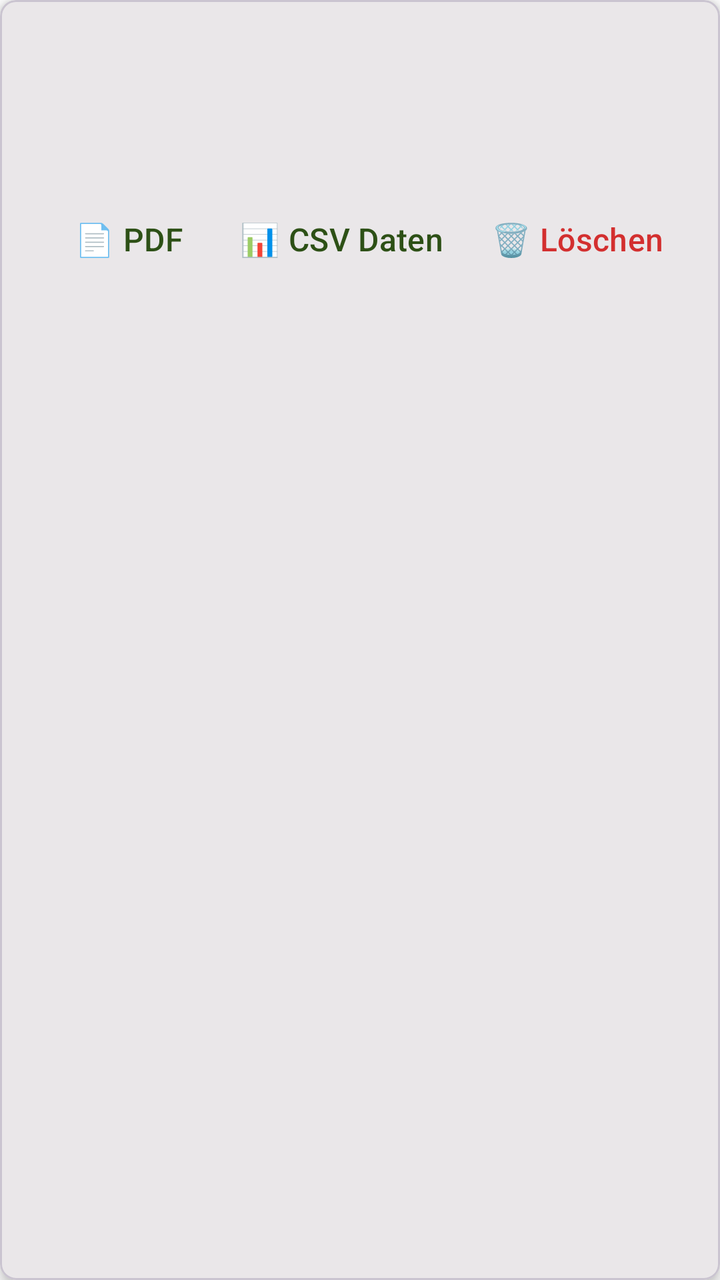
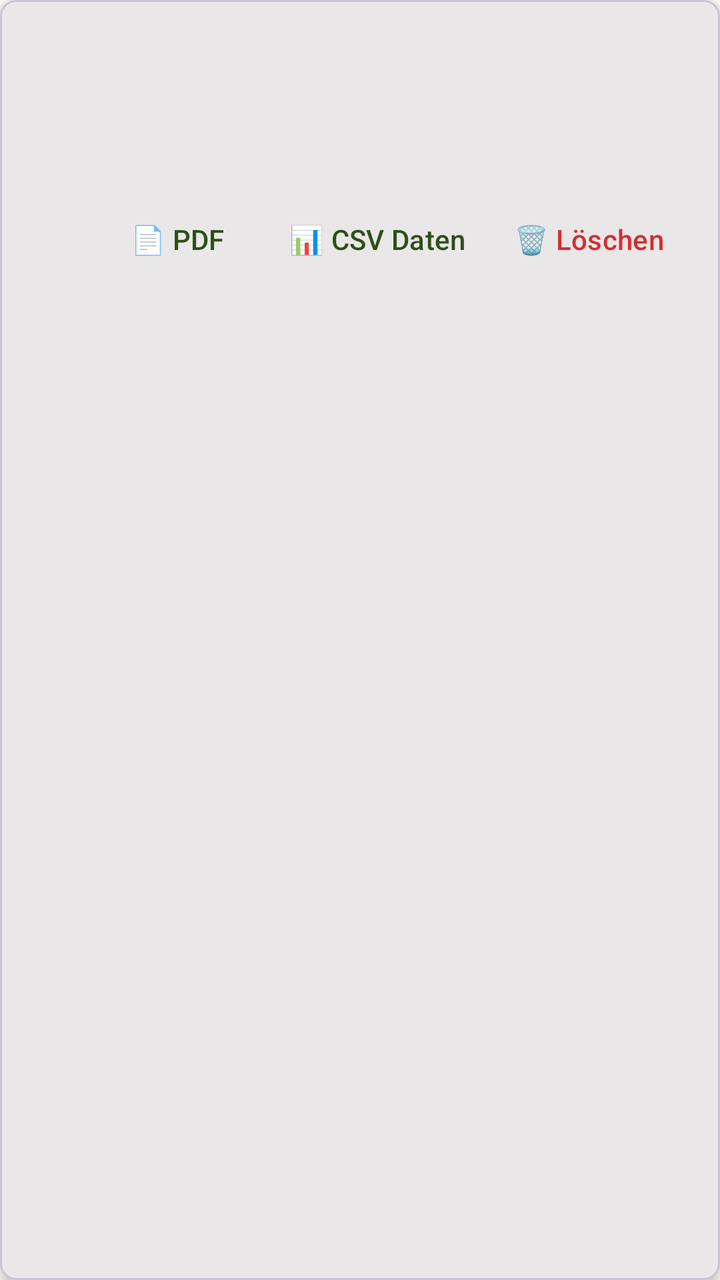

Screens rendered from an Android XML layout before and after an edit, with the pre-edit source and the edit as a unified diff.
<!-- AndroidManifest.xml: application theme Theme.HundeWildnis -->
<!-- res/layout/item_dog_card.xml -->
<?xml version="1.0" encoding="utf-8"?>
<com.google.android.material.card.MaterialCardView
    xmlns:android="http://schemas.android.com/apk/res/android"
    xmlns:app="http://schemas.android.com/apk/res-auto"
    android:id="@+id/root"
    android:layout_width="match_parent"
    android:layout_height="wrap_content"
    android:layout_margin="8dp"
    app:cardElevation="4dp"
    app:cardCornerRadius="8dp">

    <LinearLayout
        android:layout_width="match_parent"
        android:layout_height="wrap_content"
        android:orientation="vertical"
        android:padding="16dp">

        
        <LinearLayout
            android:id="@+id/layoutDogInfo"
            android:layout_width="match_parent"
            android:layout_height="wrap_content"
            android:orientation="horizontal"
            android:background="?attr/selectableItemBackground"
            android:clickable="true"
            android:focusable="true"
            android:gravity="center_vertical">

            <ImageView
                android:id="@+id/ivDogPhoto"
                android:layout_width="64dp"
                android:layout_height="64dp"
                android:scaleType="centerCrop"
                android:contentDescription="Hundefoto" />

            <LinearLayout
                android:layout_width="0dp"
                android:layout_height="wrap_content"
                android:layout_weight="1"
                android:layout_marginStart="12dp"
                android:orientation="vertical">

                <TextView
                    android:id="@+id/tvDogName"
                    android:layout_width="wrap_content"
                    android:layout_height="wrap_content"
                    android:textSize="18sp"
                    android:textStyle="bold" />

                <TextView
                    android:id="@+id/tvDogBreed"
                    android:layout_width="wrap_content"
                    android:layout_height="wrap_content"
                    android:textSize="14sp" />

                <TextView
                    android:id="@+id/tvDogInfo"
                    android:layout_width="wrap_content"
                    android:layout_height="wrap_content"
                    android:layout_marginTop="8dp"
                    android:textSize="12sp" />

            </LinearLayout>

        </LinearLayout>

        
        <LinearLayout
            android:layout_width="match_parent"
            android:layout_height="wrap_content"
            android:layout_marginTop="12dp"
            android:orientation="horizontal"
            android:gravity="end">

            <com.google.android.material.button.MaterialButton
                android:id="@+id/btnExportPdf"
                style="@style/Widget.Material3.Button.TextButton"
                android:layout_width="wrap_content"
                android:layout_height="wrap_content"
                android:text="📄 PDF"
                android:textSize="16sp" />

            <com.google.android.material.button.MaterialButton
                android:id="@+id/btnExportCsv"
                style="@style/Widget.Material3.Button.TextButton"
                android:layout_width="wrap_content"
                android:layout_height="wrap_content"
                android:text="📊 CSV Daten"
                android:textSize="16sp" />

            <com.google.android.material.button.MaterialButton
                android:id="@+id/btnDeleteTrainingData"
                style="@style/Widget.Material3.Button.TextButton"
                android:layout_width="wrap_content"
                android:layout_height="wrap_content"
                android:text="🗑️ Löschen"
                android:textSize="16sp"
                android:textColor="#d32f2f" />

        </LinearLayout>

    </LinearLayout>

</com.google.android.material.card.MaterialCardView>
<!-- resources referenced by this layout -->
<resources>
  <style name="Theme.HundeWildnis" parent="Base.Theme.HundeWildnis" />
  <style name="Base.Theme.HundeWildnis" parent="Theme.Material3.Light.NoActionBar">
          <item name="colorPrimary">#2d5016</item>
          <item name="colorPrimaryVariant">#1a3009</item>
          <item name="colorOnPrimary">#FFFFFF</item>
          <item name="colorSecondary">#6b8e4e</item>
          <item name="colorSecondaryVariant">#4a6135</item>
          <item name="colorOnSecondary">#000000</item>
          <item name="android:statusBarColor">?attr/colorPrimaryVariant</item>
  
          <item name="android:navigationBarColor">@android:color/transparent</item>
          <item name="android:windowLightStatusBar">true</item>
          <item name="android:windowLightNavigationBar">true</item>
          <item name="android:enforceNavigationBarContrast" tools:targetApi="q">false</item>
          <item name="android:enforceStatusBarContrast" tools:targetApi="q">false</item>
  
          
          <item name="colorAccent">#2d5016</item>
          <item name="android:textColorPrimary">#000000</item>
  
          
          <item name="materialAlertDialogTheme">@style/AlertDialogTheme</item>
  
          
          <item name="actionMenuTextColor">#FFFFFF</item>
  
          
          <item name="android:windowBackground">#FFFFFF</item>
          <item name="android:colorBackground">#FFFFFF</item>
      </style>
  <style name="AlertDialogTheme" parent="ThemeOverlay.Material3.MaterialAlertDialog">
          
          <item name="colorSurface">#FFFFFF</item>
  
          
          <item name="colorOnSurface">#000000</item>
          <item name="android:textColorPrimary">#000000</item>
  
          
          <item name="buttonBarPositiveButtonStyle">@style/DialogButtonStyle.Light</item>
          <item name="buttonBarNegativeButtonStyle">@style/DialogButtonStyle.Light</item>
          <item name="buttonBarNeutralButtonStyle">@style/DialogButtonStyle.Light</item>
      </style>
  <style name="DialogButtonStyle.Light" parent="Widget.Material3.Button.TextButton.Dialog">
          
          <item name="android:textColor">#2d5016</item>
  
          
          <item name="backgroundTint">@android:color/transparent</item>
  
          
          <item name="rippleColor">#332d5016</item>
      </style>
</resources>

<!-- the commit's change to res/layout/item_dog_card.xml (unified diff, before → after) -->
@@ -78,7 +78,7 @@
                 android:layout_width="wrap_content"
                 android:layout_height="wrap_content"
                 android:text="📄 PDF"
-                android:textSize="16sp" />
+                android:textSize="14sp" />
 
             <com.google.android.material.button.MaterialButton
                 android:id="@+id/btnExportCsv"
@@ -86,7 +86,7 @@
                 android:layout_width="wrap_content"
                 android:layout_height="wrap_content"
                 android:text="📊 CSV Daten"
-                android:textSize="16sp" />
+                android:textSize="14sp" />
 
             <com.google.android.material.button.MaterialButton
                 android:id="@+id/btnDeleteTrainingData"
@@ -94,7 +94,7 @@
                 android:layout_width="wrap_content"
                 android:layout_height="wrap_content"
                 android:text="🗑️ Löschen"
-                android:textSize="16sp"
+                android:textSize="14sp"
                 android:textColor="#d32f2f" />
 
         </LinearLayout>
